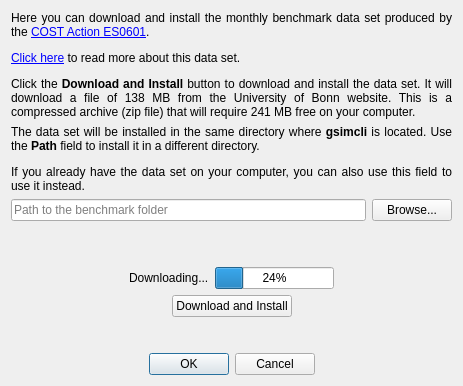
iled/gsimcli, file GSIMCLI/interface/install_dataset.ui: the form before one commit.
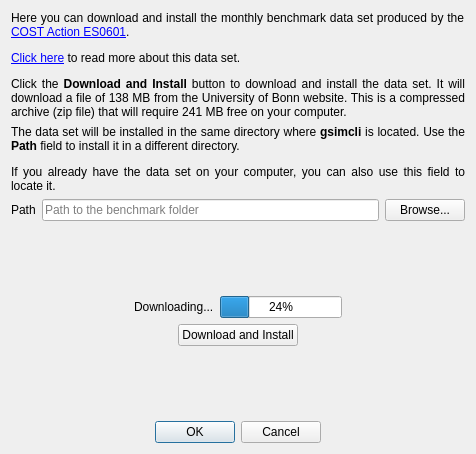
The form after the commit.

Commit message: fix download and install sequence

The edit to the form file:
```diff
--- a/GSIMCLI/interface/install_dataset.ui
+++ b/GSIMCLI/interface/install_dataset.ui
@@ -6,13 +6,19 @@
    <rect>
     <x>0</x>
     <y>0</y>
-    <width>463</width>
-    <height>386</height>
+    <width>476</width>
+    <height>454</height>
    </rect>
   </property>
   <property name="windowTitle">
    <string>Install benchmark data set</string>
   </property>
+  <property name="sizeGripEnabled">
+   <bool>false</bool>
+  </property>
+  <property name="modal">
+   <bool>true</bool>
+  </property>
   <layout class="QVBoxLayout" name="verticalLayout">
    <item>
     <widget class="QLabel" name="label">
@@ -30,7 +36,7 @@
    <item>
     <widget class="QLabel" name="label_2">
      <property name="text">
-      <string>&lt;html&gt;&lt;head/&gt;&lt;body&gt;&lt;p align=&quot;justify&quot;&gt;The data set will be installed in the same directory where &lt;span style=&quot; font-weight:600;&quot;&gt;gsimcli&lt;/span&gt; is located. Use the &lt;span style=&quot; font-weight:600;&quot;&gt;Path&lt;/span&gt; field to install it in a different directory.&lt;/p&gt;&lt;p align=&quot;justify&quot;&gt;If you already have the data set on your computer, you can also use this field to use it instead.&lt;/p&gt;&lt;/body&gt;&lt;/html&gt;</string>
+      <string>&lt;html&gt;&lt;head/&gt;&lt;body&gt;&lt;p align=&quot;justify&quot;&gt;The data set will be installed in the same directory where &lt;span style=&quot; font-weight:600;&quot;&gt;gsimcli&lt;/span&gt; is located. Use the &lt;span style=&quot; font-weight:600;&quot;&gt;Path&lt;/span&gt; field to install it in a different directory.&lt;/p&gt;&lt;p align=&quot;justify&quot;&gt;If you already have the data set on your computer, you can also use this field to locate it.&lt;/p&gt;&lt;/body&gt;&lt;/html&gt;</string>
      </property>
      <property name="wordWrap">
       <bool>true</bool>
@@ -39,6 +45,13 @@
    </item>
    <item>
     <layout class="QHBoxLayout" name="horizontalLayout">
+     <item>
+      <widget class="QLabel" name="label_3">
+       <property name="text">
+        <string>Path</string>
+       </property>
+      </widget>
+     </item>
      <item>
       <widget class="QLineEdit" name="lineDatasetPath">
        <property name="inputMask">
@@ -98,6 +111,12 @@
        <property name="value">
         <number>24</number>
        </property>
+       <property name="textVisible">
+        <bool>true</bool>
+       </property>
+       <property name="invertedAppearance">
+        <bool>false</bool>
+       </property>
       </widget>
      </item>
      <item>
```
Left out of the diff: 6 changed lines with no effect on the pictures. The commit also changes 1 other file.
